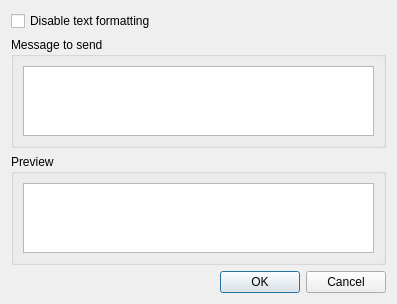
mumble-voip/mumble, file src/mumble/TextMessage.ui: the form before one commit.
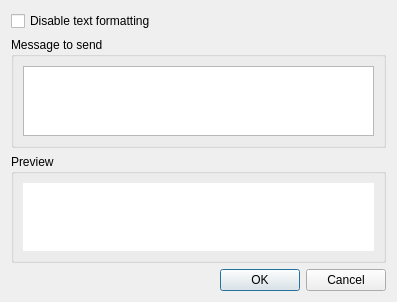
The form after the commit.

Commit message: TextMessage.ui What's this + slight change in looks

Diff of the .ui file:
```diff
--- a/src/mumble/TextMessage.ui
+++ b/src/mumble/TextMessage.ui
@@ -53,6 +53,18 @@
      <layout class="QVBoxLayout">
       <item>
        <widget class="QTextBrowser" name="qtbPreview">
+        <property name="toolTip">
+         <string>This field reflects how the message will look like in the chat.</string>
+        </property>
+        <property name="whatsThis">
+         <string>&lt;b&gt;Preview&lt;/b&gt;&lt;br /&gt;This field takes the raw string entered above and renders it like it will look like in the log. For example  &amp;lt;b&amp;gt;Test&amp;lt;/b&amp;gt; will display as: &lt;b&gt;Test&lt;b&gt;.</string>
+        </property>
+        <property name="frameShape">
+         <enum>QFrame::NoFrame</enum>
+        </property>
+        <property name="frameShadow">
+         <enum>QFrame::Plain</enum>
+        </property>
         <property name="openLinks">
          <bool>false</bool>
         </property>
```
